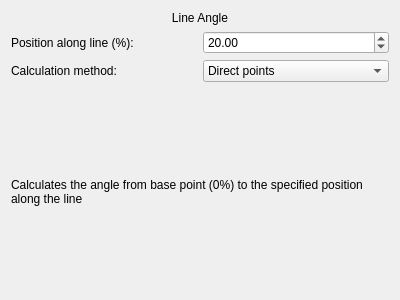
Before: the Qt Designer form src/WhiskerToolbox/DataTransform_Widget/Lines/LineAngle_Widget/LineAngle_Widget.ui in paulmthompson/WhiskerToolbox, drawn with Qt 5.
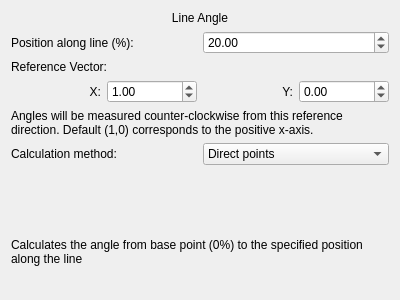
After: the same form once the commit is applied.

Commit message: line angle has tests now and can use reference vector

```diff
--- a/src/WhiskerToolbox/DataTransform_Widget/Lines/LineAngle_Widget/LineAngle_Widget.ui
+++ b/src/WhiskerToolbox/DataTransform_Widget/Lines/LineAngle_Widget/LineAngle_Widget.ui
@@ -48,6 +48,77 @@
      </item>
     </layout>
    </item>
+   <item>
+    <layout class="QHBoxLayout" name="horizontalLayout_4">
+     <item>
+      <widget class="QLabel" name="referenceLabel">
+       <property name="text">
+        <string>Reference Vector:</string>
+       </property>
+      </widget>
+     </item>
+    </layout>
+   </item>
+   <item>
+    <layout class="QHBoxLayout" name="horizontalLayout_5">
+     <item>
+      <widget class="QLabel" name="xLabel">
+       <property name="text">
+        <string>X:</string>
+       </property>
+       <property name="alignment">
+        <set>Qt::AlignmentFlag::AlignRight|Qt::AlignmentFlag::AlignVCenter</set>
+       </property>
+      </widget>
+     </item>
+     <item>
+      <widget class="QDoubleSpinBox" name="referenceXSpinBox">
+       <property name="minimum">
+        <double>-1000.000000000000000</double>
+       </property>
+       <property name="maximum">
+        <double>1000.000000000000000</double>
+       </property>
+       <property name="value">
+        <double>1.000000000000000</double>
+       </property>
+      </widget>
+     </item>
+     <item>
+      <widget class="QLabel" name="yLabel">
+       <property name="text">
+        <string>Y:</string>
+       </property>
+       <property name="alignment">
+        <set>Qt::AlignmentFlag::AlignRight|Qt::AlignmentFlag::AlignVCenter</set>
+       </property>
+      </widget>
+     </item>
+     <item>
+      <widget class="QDoubleSpinBox" name="referenceYSpinBox">
+       <property name="minimum">
+        <double>-1000.000000000000000</double>
+       </property>
+       <property name="maximum">
+        <double>1000.000000000000000</double>
+       </property>
+       <property name="value">
+        <double>0.000000000000000</double>
+       </property>
+      </widget>
+     </item>
+    </layout>
+   </item>
+   <item>
+    <widget class="QLabel" name="referenceDescription">
+     <property name="text">
+      <string>Angles will be measured counter-clockwise from this reference direction. Default (1,0) corresponds to the positive x-axis.</string>
+     </property>
+     <property name="wordWrap">
+      <bool>true</bool>
+     </property>
+    </widget>
+   </item>
    <item>
     <layout class="QHBoxLayout" name="horizontalLayout_2">
      <item>
```
The commit also changes 5 other files.
